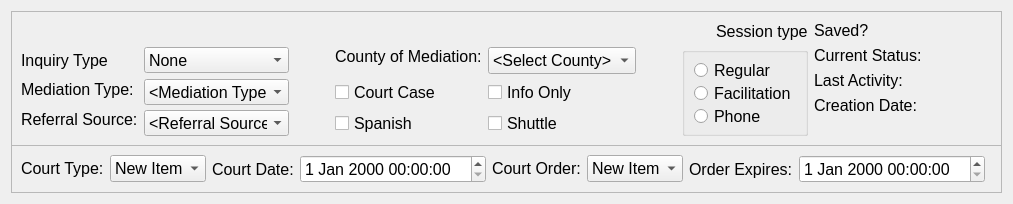
Before: the Qt Designer form drc/gui/mediationprocessstatusform.ui in lansdon/cpts483_drc, drawn with Qt 5.
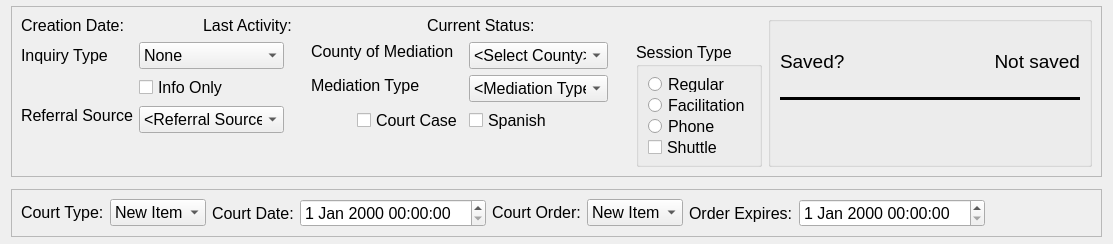
After: the same form once the commit is applied.

The edit to the form file:
```diff
--- a/drc/gui/mediationprocessstatusform.ui
+++ b/drc/gui/mediationprocessstatusform.ui
@@ -6,12 +6,12 @@
    <rect>
     <x>0</x>
     <y>0</y>
-    <width>1013</width>
-    <height>204</height>
+    <width>1113</width>
+    <height>244</height>
    </rect>
   </property>
   <property name="sizePolicy">
-   <sizepolicy hsizetype="Preferred" vsizetype="Preferred">
+   <sizepolicy hsizetype="Preferred" vsizetype="Minimum">
     <horstretch>0</horstretch>
     <verstretch>0</verstretch>
    </sizepolicy>
@@ -19,13 +19,13 @@
   <property name="minimumSize">
    <size>
     <width>0</width>
-    <height>150</height>
+    <height>244</height>
    </size>
   </property>
   <property name="maximumSize">
    <size>
     <width>16777215</width>
-    <height>208</height>
+    <height>34534</height>
    </size>
   </property>
   <property name="font">
@@ -37,6 +37,12 @@
    <string>Form</string>
   </property>
   <layout class="QVBoxLayout" name="verticalLayout_3">
+   <property name="topMargin">
+    <number>0</number>
+   </property>
+   <property name="bottomMargin">
+    <number>0</number>
+   </property>
    <item>
     <widget class="QFrame" name="summaryFrame">
      <property name="sizePolicy">
@@ -54,7 +60,7 @@
      <property name="maximumSize">
       <size>
        <width>16777215</width>
-       <height>135</height>
+       <height>171</height>
       </size>
      </property>
      <property name="frameShape">
@@ -67,37 +73,175 @@
       <item>
        <layout class="QVBoxLayout" name="verticalLayout">
         <item>
-         <layout class="QHBoxLayout" name="horizontalLayout_4">
+         <layout class="QHBoxLayout" name="horizontalLayout_5">
           <item>
-           <widget class="QLabel" name="statusMessageLabel">
+           <layout class="QFormLayout" name="formLayout_2">
+            <property name="fieldGrowthPolicy">
+             <enum>QFormLayout::AllNonFixedFieldsGrow</enum>
+            </property>
+            <item row="0" column="0">
+             <widget class="QLabel" name="_creationLabel">
+              <property name="sizePolicy">
+               <sizepolicy hsizetype="Preferred" vsizetype="Fixed">
+                <horstretch>0</horstretch>
+                <verstretch>0</verstretch>
+               </sizepolicy>
+              </property>
+              <property name="font">
+               <font>
+                <pointsize>12</pointsize>
+               </font>
+              </property>
+              <property name="text">
+               <string>Creation Date:</string>
+              </property>
+             </widget>
+            </item>
+            <item row="0" column="1">
+             <widget class="QLabel" name="createdDateLabel">
+              <property name="sizePolicy">
+               <sizepolicy hsizetype="Preferred" vsizetype="Fixed">
+                <horstretch>0</horstretch>
+                <verstretch>0</verstretch>
+               </sizepolicy>
+              </property>
+              <property name="font">
+               <font>
+                <pointsize>12</pointsize>
+               </font>
+              </property>
+              <property name="text">
+               <string>&lt;date&gt;</string>
+              </property>
+             </widget>
+            </item>
+           </layout>
+          </item>
+          <item>
+           <spacer name="horizontalSpacer_7">
+            <property name="orientation">
+             <enum>Qt::Horizontal</enum>
+            </property>
+            <property name="sizeHint" stdset="0">
+             <size>
+              <width>40</width>
+              <height>20</height>
+             </size>
+            </property>
+           </spacer>
+          </item>
+          <item>
+           <layout class="QFormLayout" name="formLayout_8">
+            <item row="0" column="0">
+             <widget class="QLabel" name="lastActivityLabel">
+              <property name="sizePolicy">
+               <sizepolicy hsizetype="Preferred" vsizetype="Fixed">
+                <horstretch>0</horstretch>
+                <verstretch>0</verstretch>
+               </sizepolicy>
+              </property>
+              <property name="font">
+               <font>
+                <pointsize>12</pointsize>
+               </font>
+              </property>
+              <property name="text">
+               <string>Last Activity:</string>
+              </property>
+             </widget>
+            </item>
+            <item row="0" column="1">
+             <widget class="QLabel" name="lastActivityDisplayLabel">
+              <property name="sizePolicy">
+               <sizepolicy hsizetype="Preferred" vsizetype="Fixed">
+                <horstretch>0</horstretch>
+                <verstretch>0</verstretch>
+               </sizepolicy>
+              </property>
+              <property name="font">
+               <font>
+                <pointsize>12</pointsize>
+               </font>
+              </property>
+              <property name="text">
+               <string>&lt;date&gt;</string>
+              </property>
+             </widget>
+            </item>
+           </layout>
+          </item>
+          <item>
+           <spacer name="horizontalSpacer_12">
+            <property name="orientation">
+             <enum>Qt::Horizontal</enum>
+            </property>
+            <property name="sizeHint" stdset="0">
+             <size>
+              <width>40</width>
+              <height>20</height>
+             </size>
+            </property>
+           </spacer>
+          </item>
+          <item>
+           <spacer name="horizontalSpacer_11">
+            <property name="orientation">
+             <enum>Qt::Horizontal</enum>
+            </property>
+            <property name="sizeHint" stdset="0">
+             <size>
+              <width>40</width>
+              <height>20</height>
+             </size>
+            </property>
+           </spacer>
+          </item>
+          <item>
+           <widget class="QLabel" name="currentStatusLabel">
             <property name="sizePolicy">
              <sizepolicy hsizetype="Preferred" vsizetype="Fixed">
               <horstretch>0</horstretch>
               <verstretch>0</verstretch>
              </sizepolicy>
             </property>
-            <property name="minimumSize">
+            <property name="font">
+             <font>
+              <pointsize>12</pointsize>
+             </font>
+            </property>
+            <property name="text">
+             <string>Current Status:</string>
+            </property>
+           </widget>
+          </item>
+          <item>
+           <spacer name="horizontalSpacer_8">
+            <property name="orientation">
+             <enum>Qt::Horizontal</enum>
+            </property>
+            <property name="sizeHint" stdset="0">
              <size>
-              <width>600</width>
-              <height>0</height>
+              <width>40</width>
+              <height>20</height>
              </size>
             </property>
-            <property name="maximumSize">
+           </spacer>
+          </item>
+          <item>
+           <spacer name="horizontalSpacer_9">
+            <property name="orientation">
+             <enum>Qt::Horizontal</enum>
+            </property>
+            <property name="sizeHint" stdset="0">
              <size>
-              <width>16777215</width>
-              <height>49</height>
+              <width>40</width>
+              <height>20</height>
              </size>
             </property>
-            <property name="text">
-             <string/>
-            </property>
-            <property name="wordWrap">
-             <bool>true</bool>
-            </property>
-           </widget>
+           </spacer>
           </item>
           <item>
-           <spacer name="horizontalSpacer_2">
+           <spacer name="horizontalSpacer_6">
             <property name="orientation">
              <enum>Qt::Horizontal</enum>
             </property>
@@ -110,11 +254,17 @@
            </spacer>
           </item>
           <item>
-           <widget class="QLabel" name="label_2">
-            <property name="text">
-             <string>Session type</string>
+           <spacer name="horizontalSpacer_10">
+            <property name="orientation">
+             <enum>Qt::Horizontal</enum>
             </property>
-           </widget>
+            <property name="sizeHint" stdset="0">
+             <size>
+              <width>40</width>
+              <height>20</height>
+             </size>
+            </property>
+           </spacer>
           </item>
          </layout>
         </item>
@@ -161,117 +311,6 @@
               </item>
              </widget>
             </item>
-            <item row="1" column="0">
-             <widget class="QLabel" name="_conflictLabel">
-              <property name="sizePolicy">
-               <sizepolicy hsizetype="Preferred" vsizetype="Fixed">
-                <horstretch>0</horstretch>
-                <verstretch>0</verstretch>
-               </sizepolicy>
-              </property>
-              <property name="minimumSize">
-               <size>
-                <width>0</width>
-                <height>20</height>
-               </size>
-              </property>
-              <property name="font">
-               <font>
-                <pointsize>12</pointsize>
-               </font>
-              </property>
-              <property name="text">
-               <string>Mediation Type:</string>
-              </property>
-             </widget>
-            </item>
-            <item row="1" column="1">
-             <widget class="QComboBox" name="conflictComboBox">
-              <property name="sizePolicy">
-               <sizepolicy hsizetype="MinimumExpanding" vsizetype="Fixed">
-                <horstretch>0</horstretch>
-                <verstretch>0</verstretch>
-               </sizepolicy>
-              </property>
-              <property name="minimumSize">
-               <size>
-                <width>0</width>
-                <height>26</height>
-               </size>
-              </property>
-              <property name="maximumSize">
-               <size>
-                <width>145</width>
-                <height>16777215</height>
-               </size>
-              </property>
-              <property name="font">
-               <font>
-                <pointsize>12</pointsize>
-               </font>
-              </property>
-              <item>
-               <property name="text">
-                <string>&lt;Mediation Type&gt;</string>
-               </property>
-              </item>
-              <item>
-               <property name="text">
-                <string>Consumer/Merchant</string>
-               </property>
-              </item>
-              <item>
-               <property name="text">
-                <string>Family</string>
-               </property>
-              </item>
-              <item>
-               <property name="text">
-                <string>Neighborhood</string>
-               </property>
-              </item>
-              <item>
-               <property name="text">
-                <string>Parenting Plan</string>
-               </property>
-              </item>
-              <item>
-               <property name="text">
-                <string>Property/Business</string>
-               </property>
-              </item>
-              <item>
-               <property name="text">
-                <string>Parent/Teen</string>
-               </property>
-              </item>
-              <item>
-               <property name="text">
-                <string>Small Claims</string>
-               </property>
-              </item>
-              <item>
-               <property name="text">
-                <string>Tenant/Landlord</string>
-               </property>
-              </item>
-              <item>
-               <property name="text">
-                <string>Victim/Offender</string>
-               </property>
-              </item>
-              <item>
-               <property name="text">
-                <string>Workplace</string>
-               </property>
-              </item>
-              <item>
-               <property name="text">
-                <string>Other</string>
-               </property>
-              </item>
-             </widget>
-            </item>
             <item row="2" column="0">
              <widget class="QLabel" name="_referralLabel">
               <property name="sizePolicy">
@@ -286,7 +325,7 @@
                </font>
               </property>
               <property name="text">
-               <string>Referral Source:</string>
+               <string>Referral Source</string>
               </property>
              </widget>
             </item>
@@ -391,6 +430,13 @@
               </item>
              </widget>
             </item>
+            <item row="1" column="1">
+             <widget class="QCheckBox" name="infoOnlyCheckBox">
+              <property name="text">
+               <string>Info Only</string>
+              </property>
+             </widget>
+            </item>
            </layout>
           </item>
           <item>
@@ -414,6 +460,12 @@
             <property name="fieldGrowthPolicy">
              <enum>QFormLayout::FieldsStayAtSizeHint</enum>
             </property>
+            <property name="labelAlignment">
+             <set>Qt::AlignLeading|Qt::AlignLeft|Qt::AlignVCenter</set>
+            </property>
+            <property name="formAlignment">
+             <set>Qt::AlignLeading|Qt::AlignLeft|Qt::AlignTop</set>
+            </property>
             <item row="0" column="0">
              <widget class="QLabel" name="_countyLabel">
               <property name="sizePolicy">
@@ -428,7 +480,7 @@
                </font>
               </property>
               <property name="text">
-               <string>County of Mediation:</string>
+               <string>County of Mediation</string>
               </property>
              </widget>
             </item>
@@ -483,32 +535,152 @@
              </widget>
             </item>
             <item row="1" column="0">
-             <widget class="QCheckBox" name="courtCheckBox">
+             <widget class="QLabel" name="_conflictLabel">
+              <property name="sizePolicy">
+               <sizepolicy hsizetype="Preferred" vsizetype="Fixed">
+                <horstretch>0</horstretch>
+                <verstretch>0</verstretch>
+               </sizepolicy>
+              </property>
+              <property name="minimumSize">
+               <size>
+                <width>0</width>
+                <height>20</height>
+               </size>
+              </property>
+              <property name="font">
+               <font>
+                <pointsize>12</pointsize>
+               </font>
+              </property>
               <property name="text">
-               <string>Court Case</string>
+               <string>Mediation Type</string>
               </property>
              </widget>
             </item>
             <item row="1" column="1">
-             <widget class="QCheckBox" name="infoOnlyCheckBox">
-              <property name="text">
-               <string>Info Only</string>
+             <widget class="QComboBox" name="conflictComboBox">
+              <property name="sizePolicy">
+               <sizepolicy hsizetype="MinimumExpanding" vsizetype="Fixed">
+                <horstretch>0</horstretch>
+                <verstretch>0</verstretch>
+               </sizepolicy>
               </property>
+              <property name="minimumSize">
+               <size>
+                <width>0</width>
+                <height>26</height>
+               </size>
+              </property>
+              <property name="maximumSize">
+               <size>
+                <width>145</width>
+                <height>16777215</height>
+               </size>
+              </property>
+              <property name="font">
+               <font>
+                <pointsize>12</pointsize>
+               </font>
+              </property>
+              <item>
+               <property name="text">
+                <string>&lt;Mediation Type&gt;</string>
+               </property>
+              </item>
+              <item>
+               <property name="text">
+                <string>Consumer/Merchant</string>
+               </property>
+              </item>
+              <item>
+               <property name="text">
+                <string>Family</string>
+               </property>
+              </item>
+              <item>
+               <property name="text">
+                <string>Neighborhood</string>
+               </property>
+              </item>
+              <item>
+               <property name="text">
+                <string>Parenting Plan</string>
+               </property>
+              </item>
+              <item>
+               <property name="text">
+                <string>Property/Business</string>
+               </property>
+              </item>
+              <item>
+               <property name="text">
+                <string>Parent/Teen</string>
+               </property>
+              </item>
+              <item>
+               <property name="text">
+                <string>Small Claims</string>
+               </property>
+              </item>
+              <item>
+               <property name="text">
+                <string>Tenant/Landlord</string>
+               </property>
+              </item>
+              <item>
+               <property name="text">
+                <string>Victim/Offender</string>
+               </property>
+              </item>
+              <item>
+               <property name="text">
+                <string>Workplace</string>
+               </property>
+              </item>
+              <item>
+               <property name="text">
+                <string>Other</string>
+               </property>
+              </item>
              </widget>
             </item>
-            <item row="2" column="0">
+            <item row="2" column="1">
              <widget class="QCheckBox" name="spanishCheckBox">
+              <property name="layoutDirection">
+               <enum>Qt::LeftToRight</enum>
+              </property>
               <property name="text">
                <string>Spanish</string>
               </property>
              </widget>
             </item>
-            <item row="2" column="1">
-             <widget class="QCheckBox" name="shuttleCheckBox">
-              <property name="text">
-               <string>Shuttle</string>
+            <item row="2" column="0">
+             <layout class="QFormLayout" name="formLayout_9">
+              <property name="labelAlignment">
+               <set>Qt::AlignRight|Qt::AlignTrailing|Qt::AlignVCenter</set>
               </property>
-             </widget>
+              <item row="0" column="1">
+               <widget class="QCheckBox" name="courtCheckBox">
+                <property name="text">
+                 <string>Court Case</string>
+                </property>
+               </widget>
+              </item>
+              <item row="0" column="0">
+               <spacer name="horizontalSpacer_2">
+                <property name="orientation">
+                 <enum>Qt::Horizontal</enum>
+                </property>
+                <property name="sizeHint" stdset="0">
+                 <size>
+                  <width>40</width>
+                  <height>20</height>
+                 </size>
+                </property>
+               </spacer>
+              </item>
+             </layout>
             </item>
            </layout>
           </item>
@@ -528,7 +700,7 @@
           <item>
            <widget class="QGroupBox" name="groupBox">
             <property name="title">
-             <string/>
+             <string>Session Type</string>
             </property>
             <layout class="QVBoxLayout" name="verticalLayout_2">
              <item>
@@ -552,6 +724,13 @@
                </property>
               </widget>
              </item>
+             <item>
+              <widget class="QCheckBox" name="shuttleCheckBox">
+               <property name="text">
+                <string>Shuttle</string>
+               </property>
+              </widget>
+             </item>
             </layout>
            </widget>
           </item>
@@ -560,108 +739,98 @@
        </layout>
       </item>
       <item>
-       <layout class="QFormLayout" name="formLayout_2">
-        <property name="fieldGrowthPolicy">
-         <enum>QFormLayout::FieldsStayAtSizeHint</enum>
+       <widget class="QGroupBox" name="groupBox_2">
+        <property name="title">
+         <string/>
         </property>
-        <item row="2" column="0" colspan="2">
-         <widget class="QLabel" name="currentStatusLabel">
-          <property name="sizePolicy">
-           <sizepolicy hsizetype="Preferred" vsizetype="Fixed">
-            <horstretch>0</horstretch>
-            <verstretch>0</verstretch>
-           </sizepolicy>
-          </property>
-          <property name="font">
-           <font>
-            <pointsize>12</pointsize>
-           </font>
-          </property>
-          <property name="text">
-           <string>Current Status:</string>
-          </property>
-         </widget>
-        </item>
-        <item row="3" column="0">
-         <widget class="QLabel" name="lastActivityLabel">
-          <property name="sizePolicy">
-           <sizepolicy hsizetype="Preferred" vsizetype="Fixed">
-            <horstretch>0</horstretch>
-            <verstretch>0</verstretch>
-           </sizepolicy>
-          </property>
-          <property name="font">
-           <font>
-            <pointsize>12</pointsize>
-           </font>
-          </property>
-          <property name="text">
-           <string>Last Activity:</string>
-          </property>
-         </widget>
-        </item>
-        <item row="3" column="1">
-         <widget class="QLabel" name="lastActivityDisplayLabel">
-          <property name="sizePolicy">
-           <sizepolicy hsizetype="Preferred" vsizetype="Fixed">
-            <horstretch>0</horstretch>
-            <verstretch>0</verstretch>
-           </sizepolicy>
-          </property>
-          <property name="font">
-           <font>
-            <pointsize>12</pointsize>
-           </font>
-          </property>
-          <property name="text">
-           <string>&lt;date&gt;</string>
-          </property>
-         </widget>
-        </item>
-        <item row="4" column="0">
-         <widget class="QLabel" name="_creationLabel">
-          <property name="sizePolicy">
-           <sizepolicy hsizetype="Preferred" vsizetype="Fixed">
-            <horstretch>0</horstretch>
-            <verstretch>0</verstretch>
-           </sizepolicy>
-          </property>
-          <property name="font">
-           <font>
-            <pointsize>12</pointsize>
-           </font>
-          </property>
-          <property name="text">
-           <string>Creation Date:</string>
-          </property>
-         </widget>
-        </item>
-        <item row="4" column="1">
-         <widget class="QLabel" name="createdDateLabel">
-          <property name="sizePolicy">
-           <sizepolicy hsizetype="Preferred" vsizetype="Fixed">
-            <horstretch>0</horstretch>
-            <verstretch>0</verstretch>
-           </sizepolicy>
-          </property>
-          <property name="font">
-           <font>
-            <pointsize>12</pointsize>
-           </font>
-          </property>
-          <property name="text">
-           <string>&lt;date&gt;</string>
-          </property>
-         </widget>
-        </item>
-        <item row="1" column="0" colspan="2">
-         <widget class="QLabel" name="saveStatusLabel">
-          <property name="text">
-           <string>Saved?</string>
-          </property>
-         </widget>
-        </item>
-       </layout>
+        <layout class="QVBoxLayout" name="verticalLayout_4">
+         <item>
+          <layout class="QHBoxLayout" name="horizontalLayout_4">
+           <item>
+            <widget class="QLabel" name="saveStatusLabel">
+             <property name="minimumSize">
+              <size>
+               <width>100</width>
+               <height>0</height>
+              </size>
+             </property>
+             <property name="font">
+              <font>
+               <pointsize>14</pointsize>
+              </font>
+             </property>
+             <property name="text">
+              <string>Saved?</string>
+             </property>
+            </widget>
+           </item>
+           <item>
+            <widget class="QLabel" name="notSavedLabel">
+             <property name="font">
+              <font>
+               <pointsize>14</pointsize>
+              </font>
+             </property>
+             <property name="text">
+              <string>Not saved</string>
+             </property>
+             <property name="alignment">
+              <set>Qt::AlignRight|Qt::AlignTrailing|Qt::AlignVCenter</set>
+             </property>
+            </widget>
+           </item>
+          </layout>
+         </item>
+         <item>
+          <widget class="Line" name="line">
+           <property name="frameShadow">
+            <enum>QFrame::Plain</enum>
+           </property>
+           <property name="lineWidth">
+            <number>3</number>
+           </property>
+           <property name="orientation">
+            <enum>Qt::Horizontal</enum>
+           </property>
+          </widget>
+         </item>
+         <item>
+          <widget class="QLabel" name="statusMessageLabel">
+           <property name="sizePolicy">
+            <sizepolicy hsizetype="Preferred" vsizetype="Fixed">
+             <horstretch>0</horstretch>
+             <verstretch>0</verstretch>
+            </sizepolicy>
+           </property>
+           <property name="minimumSize">
+            <size>
+             <width>300</width>
+             <height>0</height>
+            </size>
+           </property>
+           <property name="maximumSize">
+            <size>
+             <width>16777215</width>
+             <height>49</height>
+            </size>
+           </property>
+           <property name="font">
+            <font>
+             <pointsize>12</pointsize>
+             <weight>75</weight>
+             <bold>true</bold>
+            </font>
+           </property>
+           <property name="text">
+            <string/>
+           </property>
+           <property name="wordWrap">
+            <bool>true</bool>
+           </property>
+          </widget>
+         </item>
+        </layout>
+       </widget>
       </item>
       <item>
        <spacer name="horizontalSpacer">
@@ -670,7 +839,59 @@
         </property>
         <property name="sizeHint" stdset="0">
          <size>
-          <width>36</width>
+          <width>40</width>
+          <height>20</height>
+         </size>
+        </property>
+       </spacer>
+      </item>
+      <item>
+       <spacer name="horizontalSpacer_15">
+        <property name="orientation">
+         <enum>Qt::Horizontal</enum>
+        </property>
+        <property name="sizeHint" stdset="0">
+         <size>
+          <width>40</width>
+          <height>20</height>
+         </size>
+        </property>
+       </spacer>
+      </item>
+      <item>
+       <spacer name="horizontalSpacer_17">
+        <property name="orientation">
+         <enum>Qt::Horizontal</enum>
+        </property>
+        <property name="sizeHint" stdset="0">
+         <size>
+          <width>40</width>
+          <height>20</height>
+         </size>
+        </property>
+       </spacer>
+      </item>
+      <item>
+       <spacer name="horizontalSpacer_16">
+        <property name="orientation">
+         <enum>Qt::Horizontal</enum>
+        </property>
+        <property name="sizeHint" stdset="0">
+         <size>
+          <width>40</width>
+          <height>20</height>
+         </size>
+        </property>
+       </spacer>
+      </item>
+      <item>
+       <spacer name="horizontalSpacer_13">
+        <property name="orientation">
+         <enum>Qt::Horizontal</enum>
+        </property>
+        <property name="sizeHint" stdset="0">
+         <size>
+          <width>40</width>
           <height>20</height>
          </size>
         </property>
```
Left out of the diff: 2 changed lines with no effect on the pictures.
